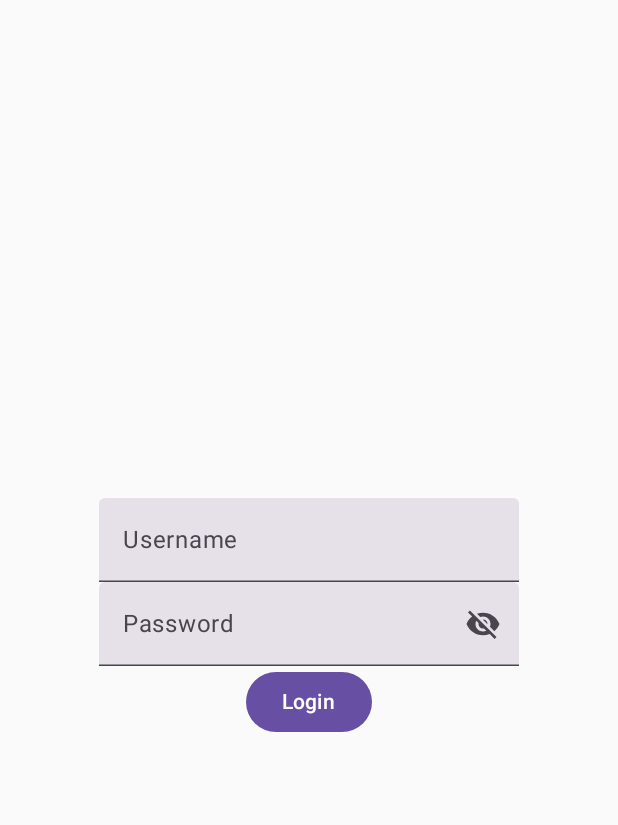
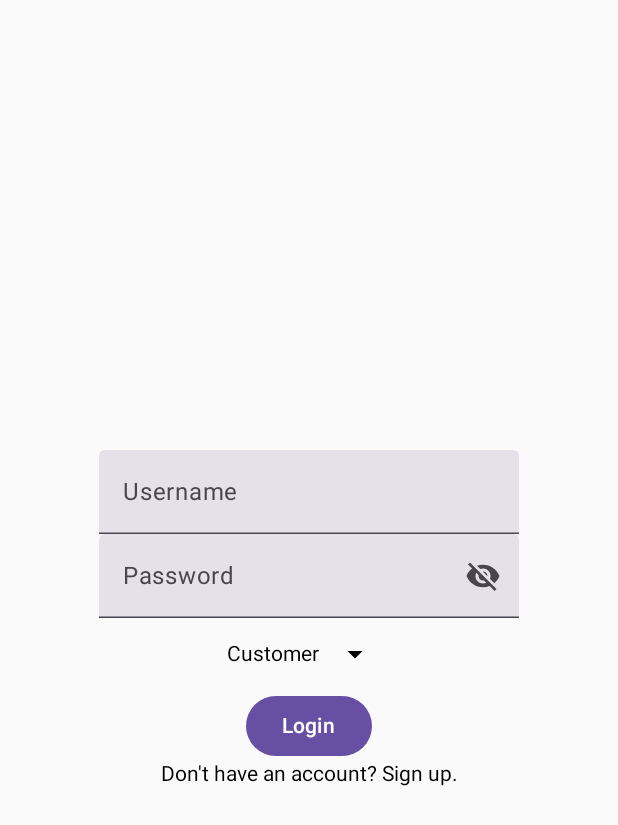
Before and after one commit to MohamedFarouk94/Delivery, an Android app built with Jetpack Compose: the screen it shows after launch (MainActivity), after a tap on "Login", on a phone screen of 412 x 824 dp. Shown: the top 825 px of the screen. Run offline under Robolectric (Android 15) with nearby library versions, the phone set to English and light mode, and no system bars; libraries missing offline, so code that uses them is left out: com.google.firebase.crashlytics; 4 statements that could not run were skipped.

Commit message:
LoginObject

```diff
--- a/android-app/app/src/main/java/com/example/delivery/MainActivity.kt
+++ b/android-app/app/src/main/java/com/example/delivery/MainActivity.kt
@@ -1,18 +1,28 @@
 package com.example.delivery
 
+import android.net.http.HttpResponseCache.install
 import android.os.Bundle
 import android.util.Log
 import androidx.activity.ComponentActivity
 import androidx.activity.compose.setContent
+import androidx.compose.foundation.horizontalScroll
 import androidx.compose.foundation.layout.Arrangement
 import androidx.compose.foundation.layout.Arrangement.Absolute.Center
+import androidx.compose.foundation.layout.Arrangement.Absolute.aligned
+import androidx.compose.foundation.layout.Box
 import androidx.compose.foundation.layout.Column
+import androidx.compose.foundation.layout.Row
 import androidx.compose.foundation.layout.fillMaxSize
 import androidx.compose.foundation.text.KeyboardOptions
 import androidx.compose.material.icons.Icons
+import androidx.compose.material.icons.filled.ArrowDownward
+import androidx.compose.material.icons.filled.ArrowDropDown
+import androidx.compose.material.icons.filled.MoreVert
 import androidx.compose.material.icons.filled.Visibility
 import androidx.compose.material.icons.filled.VisibilityOff
 import androidx.compose.material3.Button
+import androidx.compose.material3.DropdownMenu
+import androidx.compose.material3.DropdownMenuItem
 import androidx.compose.material3.Icon
 import androidx.compose.material3.IconButton
 import androidx.compose.material3.MaterialTheme
@@ -29,11 +39,23 @@ import androidx.compose.ui.text.input.KeyboardType
 import androidx.compose.ui.text.input.PasswordVisualTransformation
 import androidx.compose.ui.text.input.VisualTransformation
 import com.example.delivery.ui.theme.DeliveryTheme
+import com.google.firebase.crashlytics.buildtools.reloc.org.apache.http.HttpHeaders
+import com.google.firebase.crashlytics.buildtools.reloc.org.apache.http.HttpResponse
 import io.ktor.client.HttpClient
+import io.ktor.client.call.body
+import io.ktor.client.engine.cio.CIO
+import io.ktor.client.plugins.contentnegotiation.ContentNegotiation
 import io.ktor.client.request.get
+import io.ktor.client.request.header
 import io.ktor.client.request.parameter
+import io.ktor.client.request.setBody
 import io.ktor.http.ContentType
+import io.ktor.http.ContentType.Application.Json
+import io.ktor.http.cio.parseResponse
 import io.ktor.http.contentType
+import io.ktor.serialization.kotlinx.json.json
+import io.ktor.util.Identity.decode
+import io.ktor.utils.io.ByteReadChannel
 import kotlinx.coroutines.launch
 import org.json.JSONObject
 import java.io.Serializable
@@ -48,19 +70,23 @@ class MainActivity : ComponentActivity() {
     }
 }
 
-suspend fun sendHttpRequest(category: String, username: String, password: String): String{
-    Log.d("login", "inside sendHttpRequest before response")
+@kotlinx.serialization.Serializable
+class LoginObject(val token: String)
+
+suspend fun sendHttpRequest(category: String, username: String, password: String): io.ktor.client.statement.HttpResponse {
     val map = HashMap<String, String>()
     map["category"] = category
     map["username"] = username
     map["password"] = password
     val url = "http://192.168.1.9:8000/login"
-    val client = HttpClient()
-    val response = client.get<String>(url){
+    val client = HttpClient(){
+        expectSuccess = false
+        install(ContentNegotiation){json()}
+    }
+    val response: io.ktor.client.statement.HttpResponse = client.get(url){
         contentType(ContentType.Application.Json)
-        body = JSONObject(map as Map<*, *>?).toString()
+        setBody(JSONObject(map as Map<*, *>?).toString())
     }
-    Log.d("login", "inside sendHttpRequest inside response")
     return response
 }
 
@@ -69,6 +95,8 @@ fun drawLayout() {
     var username by remember { mutableStateOf("") }
     var password by remember { mutableStateOf("") }
     var passwordVisible by remember { mutableStateOf(false) }
+    var expanded by remember { mutableStateOf(false) }
+    var userType by remember { mutableStateOf( "Customer") }
     val coroutineScope = rememberCoroutineScope()
     Column(modifier = Modifier.fillMaxSize(),
             horizontalAlignment = Alignment.CenterHorizontally,
@@ -95,10 +123,41 @@ fun drawLayout() {
             }
         )
 
+        Row(modifier = Modifier, verticalAlignment = Alignment.CenterVertically) {
+            Text(userType)
+            Box(modifier = Modifier) {
+                IconButton(onClick = { expanded = !expanded }) {
+                    Icon(
+                        imageVector = Icons.Default.ArrowDropDown,
+                        contentDescription = "More"
+                    )
+                }
+                DropdownMenu(expanded = expanded,
+                    onDismissRequest = { expanded = false }) {
+                    DropdownMenuItem(
+                        text = { Text("Customer") },
+                        onClick = { userType = "Customer" })
+                    DropdownMenuItem(
+                        text = { Text("Pilot") },
+                        onClick = { userType = "Pilot" })
+                }
+            }
+        }
+
         Button(onClick = { coroutineScope.launch {
-            Log.d("login","inside onClick before response")
-            val response = sendHttpRequest("Seller", username, password)
-            Log.d("login", response)} }) {Text("Login")}
+                val response = sendHttpRequest("Seller", username, password)
+                Log.d("login", response.status.toString())
+                if(response.status.value in 200..299) {
+                    val loginObject: LoginObject = response.body()
+                    Log.d("login", "token: ${loginObject.token}")
+                }
+                else
+                    Log.d("login", response.body())
+
+            }
+        }) {Text("Login")}
+
+        Text("Don't have an account? Sign up.")
     }
 }
 
```
Also changed, not shown: android-app/app/build.gradle (+7 -2 lines).
